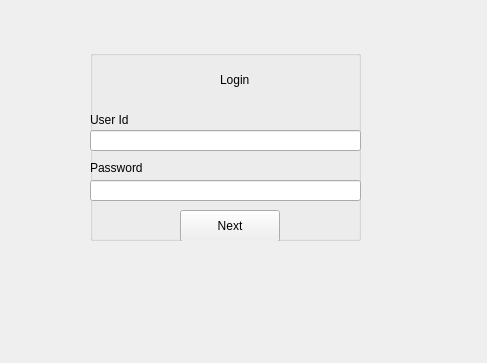
Before: the Qt Designer form loginwindow.ui in Developer199239/QtSurvey, drawn with Qt 5.
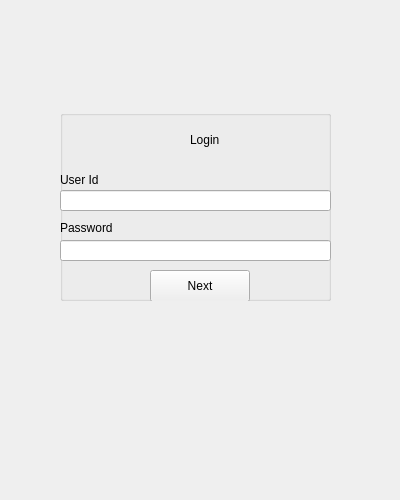
After: the same form once the commit is applied.

Commit message: resize login ui

What changed in the file:
```diff
--- a/loginwindow.ui
+++ b/loginwindow.ui
@@ -6,8 +6,8 @@
    <rect>
     <x>0</x>
     <y>0</y>
-    <width>487</width>
-    <height>363</height>
+    <width>400</width>
+    <height>500</height>
    </rect>
   </property>
   <property name="windowTitle">
@@ -17,8 +17,8 @@
    <widget class="QGroupBox" name="groupBox">
     <property name="geometry">
      <rect>
-      <x>90</x>
-      <y>50</y>
+      <x>60</x>
+      <y>110</y>
       <width>271</width>
       <height>191</height>
      </rect>
```
